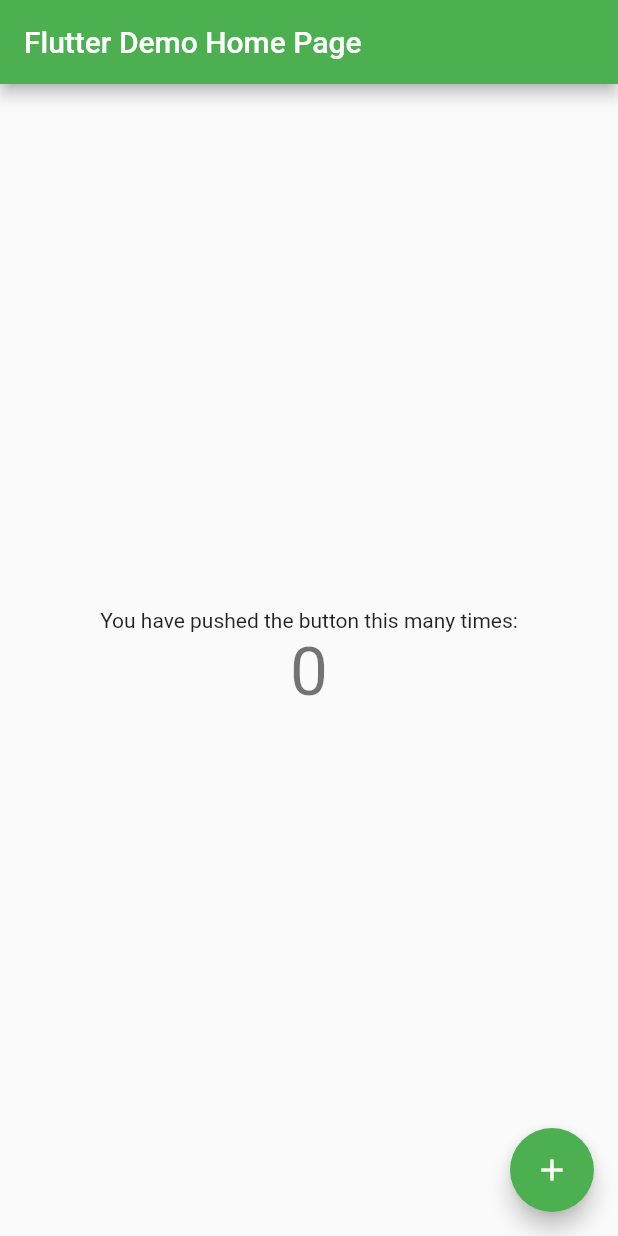
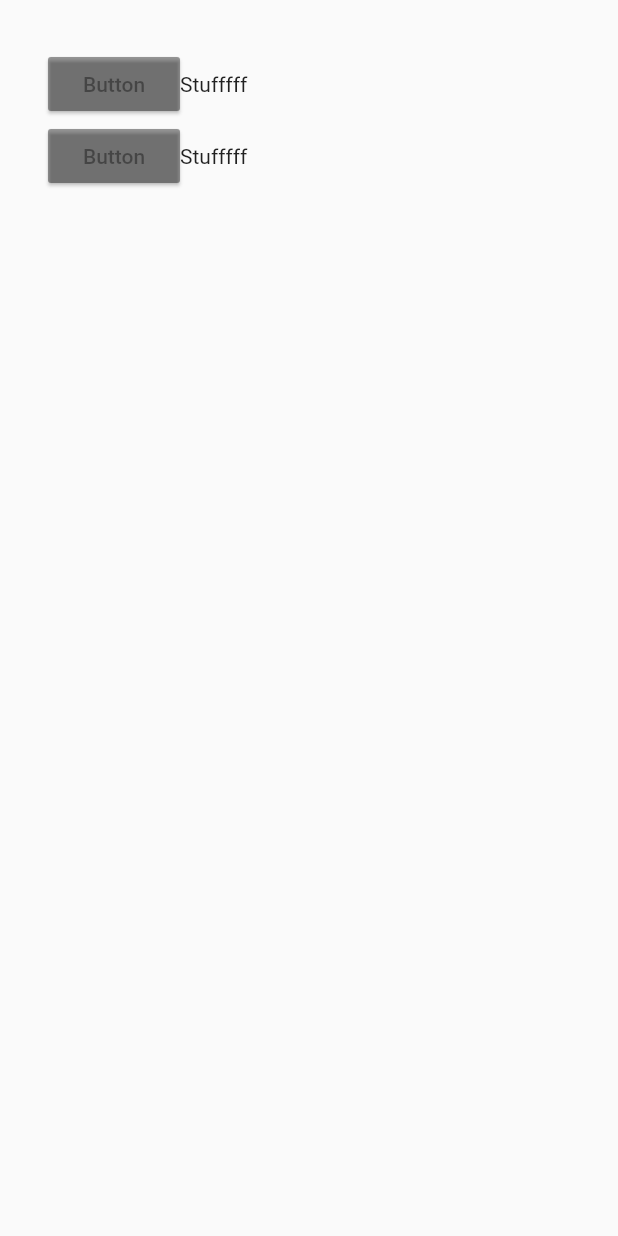
Before and after one commit to quid256/Quokka, a Flutter app: the screen it shows after launch, on a phone screen of 412 x 824 dp. Run offline on Flutter 3.47's test engine with Material 2 defaults, Android fonts, the phone set to English and light mode, and no system bars.

Commit message:
Started adding boilerplate code for Abdo's UI

```diff
--- a/benice/lib/main.dart
+++ b/benice/lib/main.dart
@@ -1,4 +1,6 @@
 import 'package:flutter/material.dart';
+import 'login.dart';
+import 'mainscreen.dart';
 
 void main() => runApp(new MyApp());
 
@@ -19,7 +21,7 @@
         // counter didn't reset back to zero; the application is not restarted.
         primarySwatch: Colors.green,
       ),
-      home: new MyHomePage(title: 'Flutter Demo Home Page'),
+      home: new MainPage(title: 'Flutter Demo Home Page'),
     );
   }
 }
--- /dev/null
+++ b/benice/lib/mainscreen.dart
@@ -0,0 +1,82 @@
+import 'package:flutter/material.dart';
+
+class Goal extends StatefulWidget {
+  Goal({Key key}) : super(key: key);
+
+  @override
+  _Goal createState() => new _Goal();
+}
+
+class _Goal extends State<Goal> {
+  @override
+  Widget build(BuildContext context) {
+    return new Row(
+      children: <Widget>[
+        new RaisedButton(
+          elevation: 2.0,
+          highlightElevation: 2.0,
+          disabledElevation: 1.0,
+          child: new Text("Button")
+        ),
+        new Text("Stufffff")
+      ],
+    );
+  }
+}
+
+
+class MainPage extends StatefulWidget {
+  MainPage({Key key, this.title}) : super(key: key);
+
+  final String title;
+
+  @override
+  _MainPage createState() => new _MainPage();
+}
+
+class _MainPage extends State<MainPage> {
+  int _counter = 0;
+
+  void _incrementCounter() {
+    setState(() {
+      _counter--;
+    });
+  }
+
+  @override
+  Widget build(BuildContext context) {
+    return new Scaffold(
+      body: new Container(
+        padding: const EdgeInsets.all(32.0),
+        child: new Column(
+          children: <Widget>[
+            new Goal(),
+            new Goal()
+          ],
+        )
+      )
+    );
+    // return new Scaffold(
+    //   body: new Center(
+    //     child: new Column(
+    //       mainAxisAlignment: MainAxisAlignment.center,
+    //       children: <Widget>[
+    //         new Text(
+    //           'You have pushed the button this many times:',
+    //         ),
+    //         new Text(
+    //           '$_counter',
+    //           style: Theme.of(context).textTheme.display2,
+    //         ),
+
+    //       ],
+    //     ),
+    //   ),
+    //   floatingActionButton: new FloatingActionButton(
+    //     onPressed: _incrementCounter,
+    //     tooltip: 'Increment',
+    //     child: new Icon(Icons.add),
+    //   ), // This trailing comma makes auto-formatting nicer for build methods.
+    // );
+  }
+}
```
Also changed, not shown: benice/lib/login.dart (added, +46 -0 lines).
